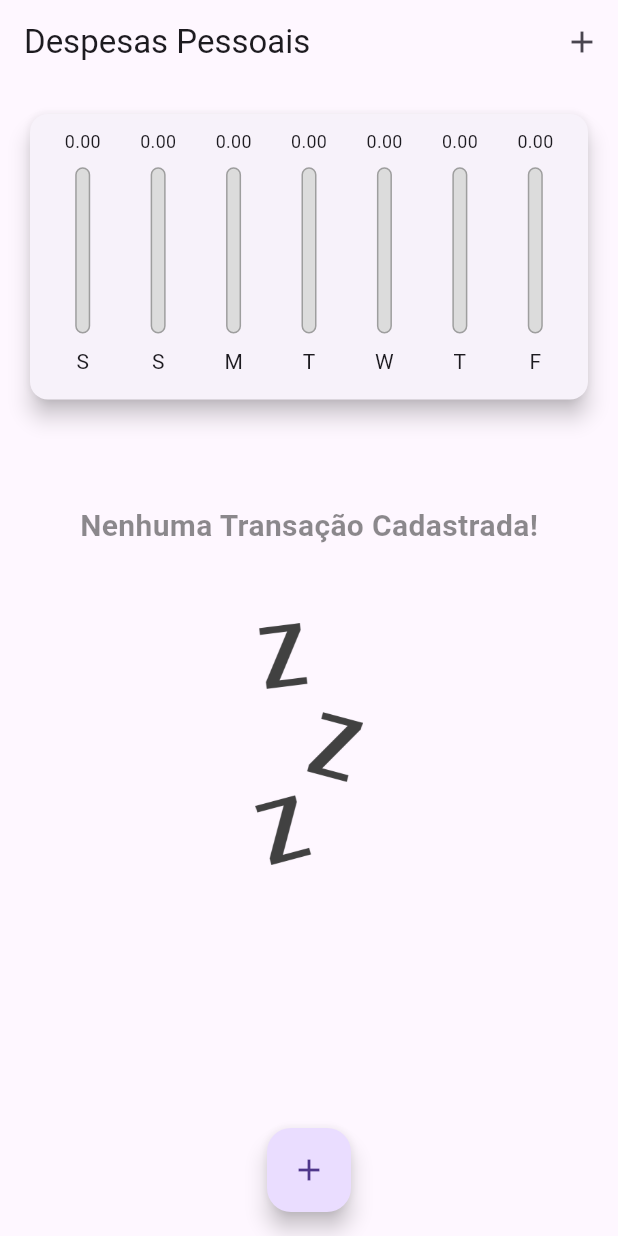
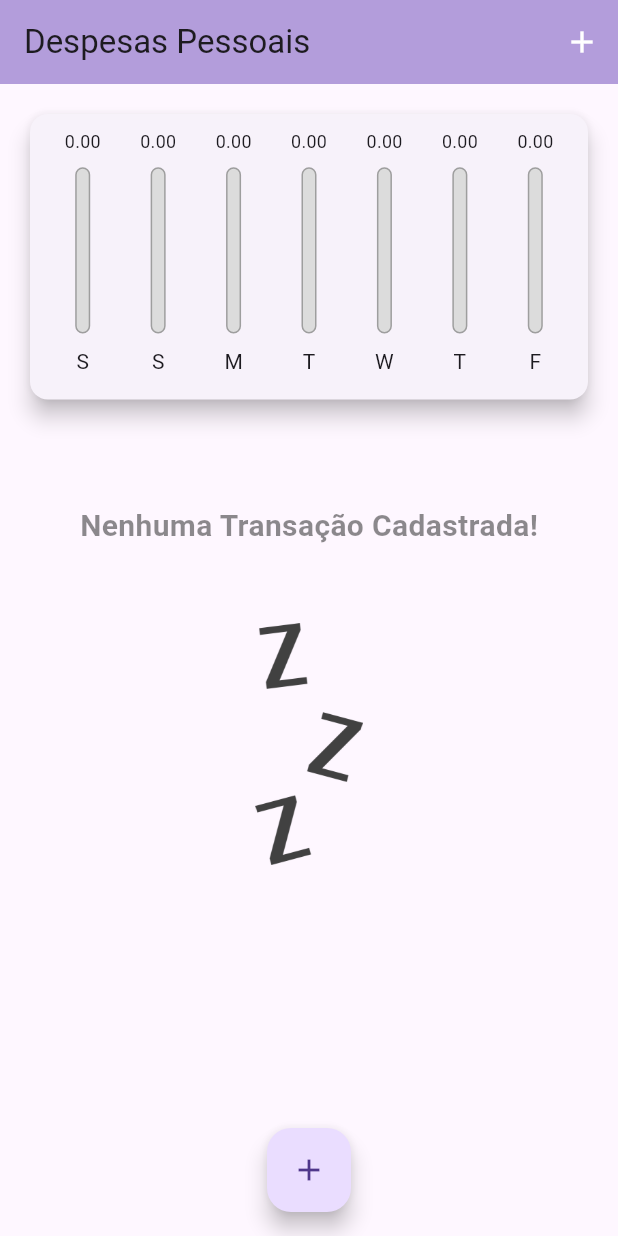
Before and after one commit to Thejuniordev/expenses, a Flutter app: the screen it shows after launch, on a phone screen of 412 x 824 dp. Run offline on Flutter 3.47's test engine with Material 3 defaults, Android fonts, the phone set to English and light mode, and no system bars.

Commit message:
Add backgroun color in app bar

```diff
--- a/lib/main.dart
+++ b/lib/main.dart
@@ -80,7 +80,10 @@ class _MyHomePageState extends State<MyHomePage> {
         MediaQuery.of(context).orientation == Orientation.landscape;
 
     final appBar = AppBar(
-      title: const Text('Despesas Pessoais'),
+      backgroundColor: Colors.deepPurple[200],
+      title: const Text(
+        'Despesas Pessoais',
+      ),
       actions: [
         if (isLandscape)
           IconButton(
@@ -90,10 +93,12 @@ class _MyHomePageState extends State<MyHomePage> {
               });
             },
             icon: Icon(_showChart ? Icons.list : Icons.show_chart),
+            color: Colors.white,
           ),
         IconButton(
           onPressed: () => _openTransactionFormModal(context),
           icon: const Icon(Icons.add),
+          color: Colors.white,
         ),
       ],
     );
```
